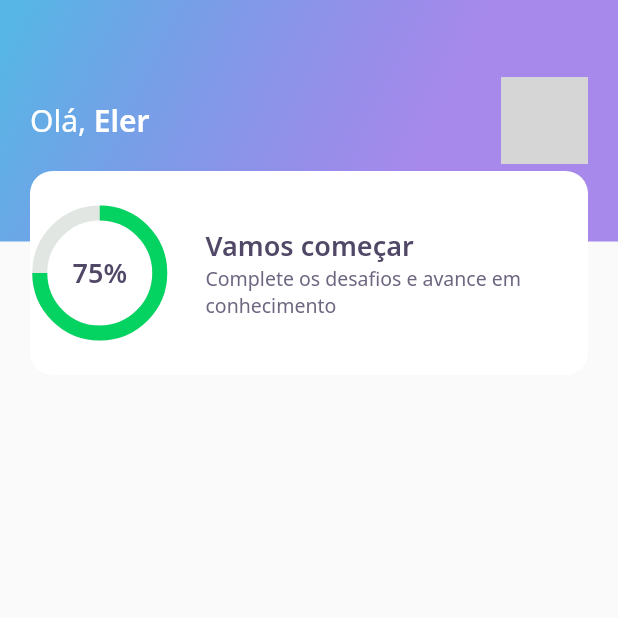
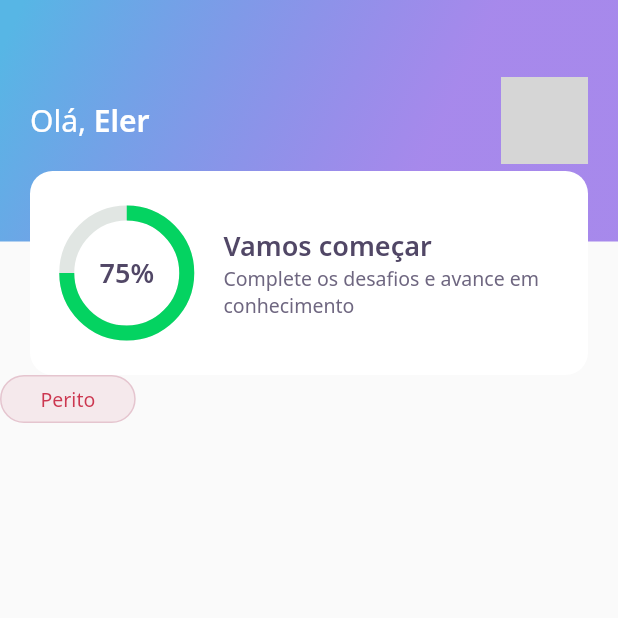
Before and after one commit to GuiEler/devquiz, a Flutter app: the screen it shows after launch, on a phone screen of 412 x 824 dp, the top half of it. Run offline on Flutter 3.47's test engine with Material 2 defaults, Android fonts, the phone set to English and light mode, and no system bars; our stand-ins replace google_fonts; network calls fail; grey boxes are pictures that could not be loaded.

Commit message:
Added Level Button

```diff
--- a/lib/home/home_page.dart
+++ b/lib/home/home_page.dart
@@ -1,8 +1,9 @@
 import 'package:devquiz/home/widgets/appbar/app_bar_widget.dart';
+import 'package:devquiz/home/widgets/level_button_widget/level_button_widget.dart';
 import 'package:flutter/material.dart';
 
 class HomePage extends StatefulWidget {
-  HomePage({Key? key}) : super(key:key);
+  HomePage({Key? key}) : super(key: key);
 
   @override
   _HomePageState createState() => _HomePageState();
@@ -13,6 +14,9 @@ class _HomePageState extends State<HomePage> {
   Widget build(BuildContext context) {
     return Scaffold(
       appBar: AppBarWidget(),
+      body: LevelButtonWidget(
+        label: "Perito",
+      ),
     );
   }
 }
--- a/lib/home/widgets/chart/chart_widget.dart
+++ b/lib/home/widgets/chart/chart_widget.dart
@@ -2,6 +2,8 @@ import 'package:devquiz/core/core.dart';
 import 'package:flutter/material.dart';
 
 class ChartWidget extends StatelessWidget {
+  const ChartWidget({Key? key}) : super(key: key);
+
   @override
   Widget build(BuildContext context) {
     return Container(
--- /dev/null
+++ b/lib/home/widgets/level_button_widget/level_button_widget.dart
@@ -0,0 +1,55 @@
+import 'package:devquiz/core/core.dart';
+import 'package:flutter/material.dart';
+import 'package:google_fonts/google_fonts.dart';
+
+class LevelButtonWidget extends StatelessWidget {
+  final String label;
+  LevelButtonWidget({Key? key, required this.label})
+      : assert(["Fácil", "Médio", "Difícil", "Perito"].contains(label)),
+        super(key: key);
+
+  final config = {
+    "Fácil": {
+      "color": AppColors.levelButtonFacil,
+      "borderColor": AppColors.levelButtonBorderFacil,
+      "fontColor": AppColors.levelButtonTextFacil
+    },
+    "Médio": {
+      "color": AppColors.levelButtonMedio,
+      "borderColor": AppColors.levelButtonBorderMedio,
+      "fontColor": AppColors.levelButtonTextMedio
+    },
+    "Difícil": {
+      "color": AppColors.levelButtonDificil,
+      "borderColor": AppColors.levelButtonBorderDificil,
+      "fontColor": AppColors.levelButtonTextDificil
+    },
+    "Perito": {
+      "color": AppColors.levelButtonPerito,
+      "borderColor": AppColors.levelButtonBorderPerito,
+      "fontColor": AppColors.levelButtonTextPerito
+    }
+  };
+
+  Color get color => config[label]!['color']!;
+  Color get borderColor => config[label]!['borderColor']!;
+  Color get fontColor => config[label]!['fontColor']!;
+
+  @override
+  Widget build(BuildContext context) {
+    return Container(
+        decoration: BoxDecoration(
+            color: color,
+            border: Border.fromBorderSide(
+                BorderSide(color: borderColor)),
+            borderRadius: BorderRadius.circular(28)),
+        child: Padding(
+          padding: const EdgeInsets.symmetric(horizontal: 26, vertical: 6),
+          child: Text(
+            label,
+            style: GoogleFonts.notoSans(
+                color: fontColor, fontSize: 13),
+          ),
+        ));
+  }
+}
--- a/lib/home/widgets/score_card/score_card_widget.dart
+++ b/lib/home/widgets/score_card/score_card_widget.dart
@@ -3,6 +3,8 @@ import 'package:devquiz/home/widgets/chart/chart_widget.dart';
 import 'package:flutter/material.dart';
 
 class ScoreCardWidget extends StatelessWidget {
+  const ScoreCardWidget({Key? key}) : super(key: key);
+
   @override
   Widget build(BuildContext context) {
     return Padding(
@@ -10,12 +12,10 @@ class ScoreCardWidget extends StatelessWidget {
       child: Container(
         height: 136,
         decoration: BoxDecoration(
-          color: AppColors.white,
-          borderRadius: BorderRadius.circular(15)
-        ),
-        child: Row(
-          crossAxisAlignment: CrossAxisAlignment.center,
-          children: [
+            color: AppColors.white, borderRadius: BorderRadius.circular(15)),
+        child: Padding(
+          padding: const EdgeInsets.symmetric(horizontal: 24),
+          child: Row(crossAxisAlignment: CrossAxisAlignment.center, children: [
             Expanded(flex: 1, child: ChartWidget()),
             Expanded(
               flex: 3,
@@ -25,14 +25,21 @@ class ScoreCardWidget extends StatelessWidget {
                   mainAxisAlignment: MainAxisAlignment.center,
                   crossAxisAlignment: CrossAxisAlignment.start,
                   children: [
-                  Text("Vamos começar", style: AppTextStyles.heading,),
-                  Text("Complete os desafios e avance em conhecimento", style: AppTextStyles.body,)
+                    Text(
+                      "Vamos começar",
+                      style: AppTextStyles.heading,
+                    ),
+                    Text(
+                      "Complete os desafios e avance em conhecimento",
+                      style: AppTextStyles.body,
+                    )
                   ],
                 ),
               ),
             )
           ]),
         ),
+      ),
     );
   }
 }
```
Lines whose indentation alone changed are shown as unchanged.
